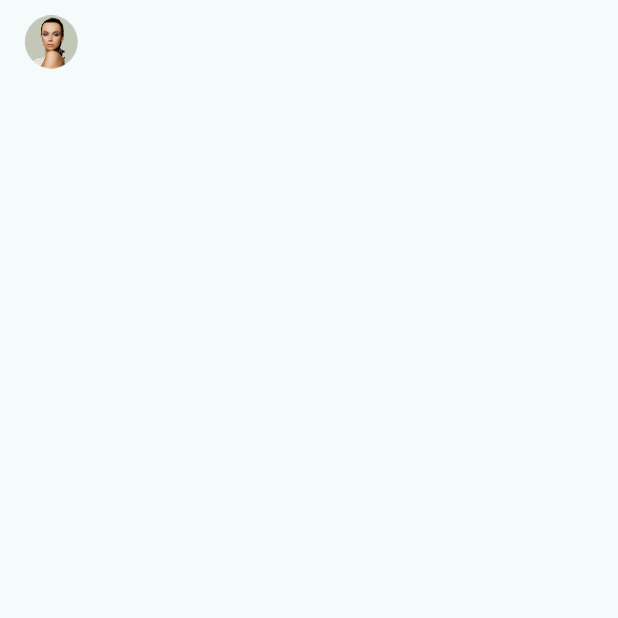
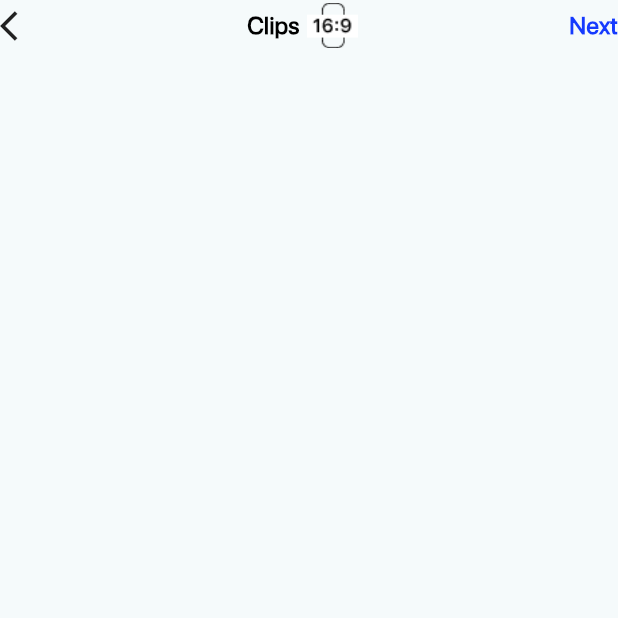
Before and after one commit to nahid-diu-cse/Social-Media-BD-Calling, a Flutter app: the screen it shows after launch, on a phone screen of 412 x 824 dp, the top half of it. Run offline on Flutter 3.47's test engine with Material 3 defaults, Android fonts, the phone set to English and light mode, and no system bars; our stand-ins replace flutter_otp_text_field, flutter_screenutil, get, google_fonts, pin_code_fields; missing offline and left inert: custom_text_field_with_drop_down.

```diff
--- a/lib/main.dart
+++ b/lib/main.dart
@@ -7,6 +7,9 @@ import 'package:social_media/view/friend_connection_view/friend_connection_view.
 import 'package:social_media/view/home_view/home_view.dart';
 import 'package:social_media/view/message_view/message_view.dart';
 import 'package:social_media/view/message_view/messages_chat_view.dart';
+import 'package:social_media/view/new_post_view/clips_gallery_view.dart';
+import 'package:social_media/view/new_post_view/clips_view.dart';
+import 'package:social_media/view/new_post_view/new_post_view.dart';
 import 'package:social_media/view/onBoarding_view/view/onBoaring_view.dart';
 import 'package:social_media/view/select_category_view/select_category_view.dart';
 import 'package:social_media/view/splash_view/splashView.dart';
@@ -43,7 +46,7 @@ class MyApp extends StatelessWidget {
             colorScheme: ColorScheme.fromSeed(seedColor: Colors.white),
             useMaterial3: true,
           ),
-          home: MessagesChatView(),
+          home: ClipsGalleryView(),
         );
       },
     );
--- a/lib/res/appImage/App_images.dart
+++ b/lib/res/appImage/App_images.dart
@@ -21,13 +21,7 @@ class AppImages {
   static String hanna = "assets/images/hanna.png";
   static String hanna1 = "assets/images/hanna1.png";
   static String livia = "assets/images/livia.png";
-
-
-
-
-
-
-
+  static String willpost = "assets/images/willpost.png";
 
   // =================================icons=============================================
   static String friend = "assets/icon/friend.png";
@@ -42,14 +36,12 @@ class AppImages {
   static String share = "assets/icon/share.png";
   static String dot = "assets/icon/3dot.png";
   static String blockchain = "assets/icon/blockchain.png";
-
-
+  static String video = "assets/icon/video.png";
+  static String call = "assets/icon/call.png";
+  static String add = "assets/icon/add.png";
+  static String clips = "assets/icon/clips.png";
 
   // ==================================Lottie animations=============================================
 
-
   // ==================================SVG=============================================
-
-
-
 }
--- a/lib/view/authentication_view/createAccount_view/view/createAccount_view.dart
+++ b/lib/view/authentication_view/createAccount_view/view/createAccount_view.dart
@@ -1,4 +1,5 @@
 import 'package:flutter/material.dart';
+import 'package:get/get.dart';
 import 'package:social_media/res/appColors/app_colors.dart';
 import 'package:social_media/res/appImage/App_images.dart';
 import 'package:social_media/res/commonWidget/custom_button.dart';
@@ -27,7 +28,10 @@ class _CreateAccountViewState extends State<CreateAccountView> {
           ),
         ),
         centerTitle: true,
-        leading: Icon(Icons.arrow_back_ios_new),
+        leading: GestureDetector(
+          onTap: Get.back,
+          child: Icon(Icons.arrow_back_ios_new),
+        ),
       ),
       body: Padding(
         padding: const EdgeInsets.all(15),
--- /dev/null
+++ b/lib/view/new_post_view/clips_gallery_view.dart
@@ -0,0 +1,48 @@
+import 'package:flutter/material.dart';
+import 'package:social_media/res/appColors/app_colors.dart';
+import 'package:social_media/res/appImage/App_images.dart';
+import 'package:social_media/res/customStyle/customText.dart';
+
+class ClipsGalleryView extends StatefulWidget {
+  const ClipsGalleryView({super.key});
+
+  @override
+  State<ClipsGalleryView> createState() => _ClipsGalleryViewState();
+}
+
+class _ClipsGalleryViewState extends State<ClipsGalleryView> {
+  @override
+  Widget build(BuildContext context) {
+    return Scaffold(
+      body: SafeArea(
+        child: Column(
+          children: [
+            Row(
+              mainAxisAlignment: MainAxisAlignment.spaceBetween,
+              children: [
+                Icon(Icons.arrow_back_ios),
+                Row(
+                  children: [
+                    CustomText(
+                      title: "Clips",
+                      fontSize: 16,
+                      fontWeight: FontWeight.w600,
+                    ),
+                    SizedBox(width: 5),
+                    Image.asset(AppImages.clips,width: 34,height: 34,)
+                  ],
+                ),
+                CustomText(
+                  title: "Next",
+                  fontWeight: FontWeight.w600,
+                  fontSize: 16,
+                  color: AppColors.mainColor,
+                ),
+              ],
+            ),
+          ],
+        ),
+      ),
+    );
+  }
+}
```
Also changed, not shown: lib/view/authentication_view/logIn_view/view/login_view.dart (+17 -13 lines), lib/view/forgetSystem_view/change_password_view/change_password_view.dart (+12 -1 lines), lib/view/forgetSystem_view/email_verification_view/email_verification_view.dart (+5 -2 lines), lib/view/forgetSystem_view/forget_password_view/forget_password_view.dart (+7 -2 lines), lib/view/friend_connection_view/friend_connection_view.dart (+10 -2 lines), lib/view/home_view/home_view.dart (+12 -5 lines), lib/view/message_view/messages_chat_view.dart (+60 -2 lines), lib/view/new_post_view/clips_view.dart (added, +75 -0 lines), lib/view/new_post_view/new_post_view.dart (added, +52 -0 lines), assets/icon/add.png (added), assets/icon/call.png (added), assets/icon/clips.png (added), assets/icon/video.png (added), assets/images/willpost.png (added).
